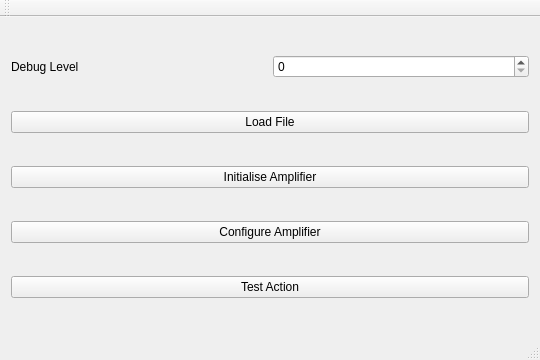
Old version of the form cpp-generic/demo/biryani-demo/mainwindow.ui in the repository EspoTek/Biryani.
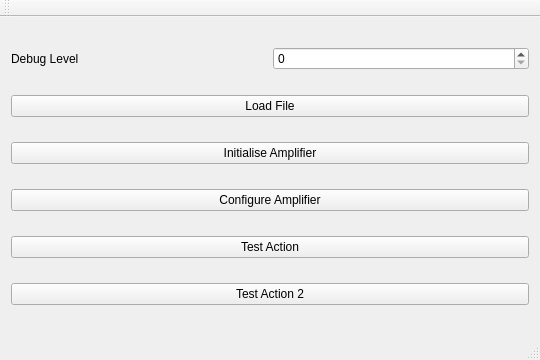
New version of the form.

What changed in the file:
```diff
--- a/cpp-generic/demo/biryani-demo/mainwindow.ui
+++ b/cpp-generic/demo/biryani-demo/mainwindow.ui
@@ -61,6 +61,13 @@
       </property>
      </widget>
     </item>
+    <item>
+     <widget class="QPushButton" name="testAction2Button">
+      <property name="text">
+       <string>Test Action 2</string>
+      </property>
+     </widget>
+    </item>
    </layout>
   </widget>
   <widget class="QMenuBar" name="menuBar">
```
